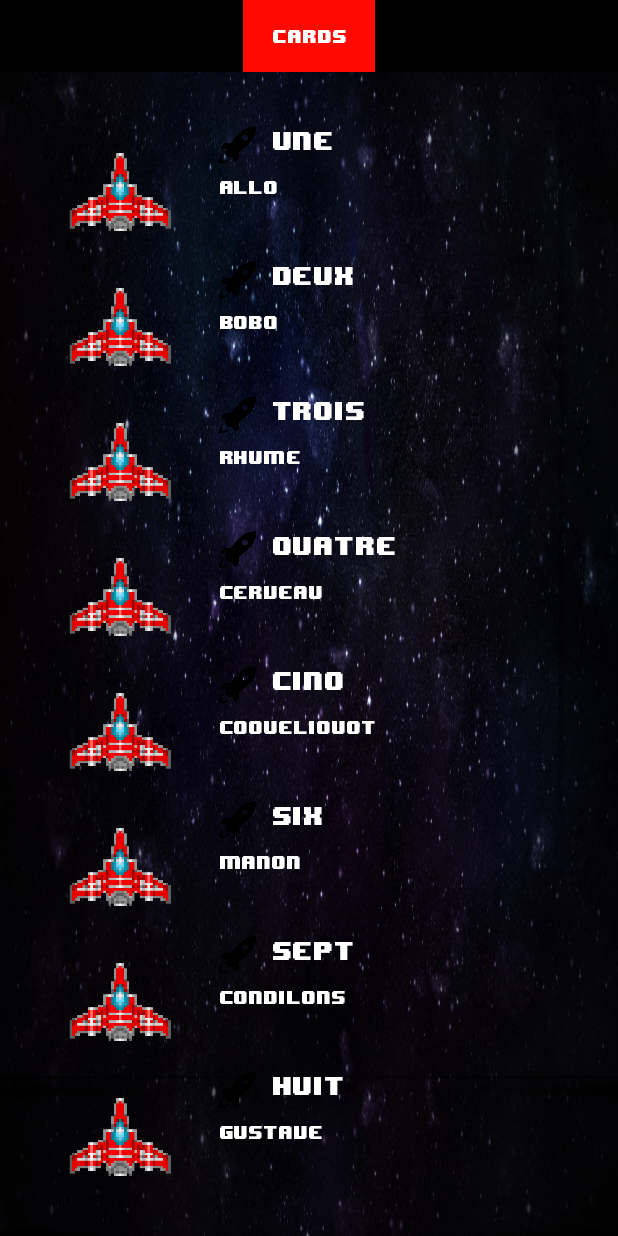
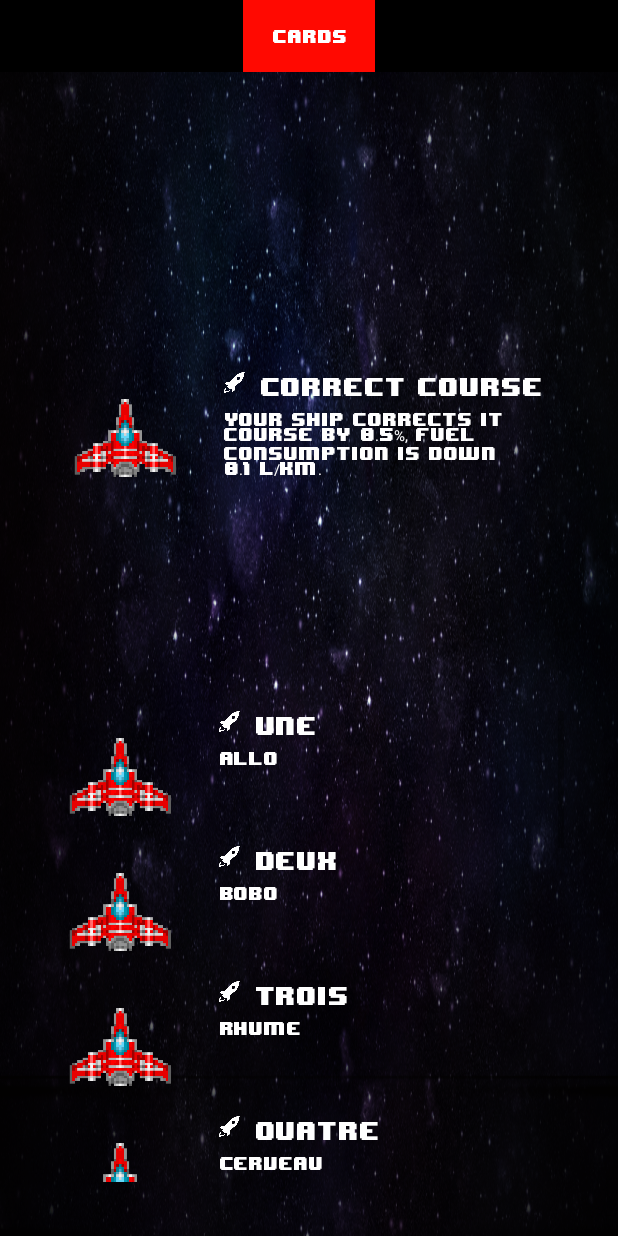
Before and after one commit to patrick-lainesse/planet_jumper, an Android app: the Planete screen opened directly, with no data from a screen before it, after a tap on "CARDS", on a phone screen of 412 x 824 dp. Run offline under Robolectric (Android 15) with nearby library versions, the phone set to English and light mode, and no system bars; 1 statement that could not run was skipped.

Commit message:
Début du nettoyage du code.

```diff
--- a/app/src/main/java/com/example/planet_jumper/FragCartes.kt
+++ b/app/src/main/java/com/example/planet_jumper/FragCartes.kt
@@ -16,14 +16,8 @@ import java.lang.ClassCastException
 
 class FragCartes : Fragment() {
 
-    //private lateinit var linearLayoutManager: LinearLayoutManager
-
-
-    private lateinit var listener: OnCarteSelected
-    // de Galacticon:
+    private lateinit var listener: OnCarteSelected  // nécessaire???
     private var deck: ArrayList<Cartes> = ArrayList()
-
-    // il va falloir créer un deck de cartes????
 
     companion object {
 
@@ -75,61 +69,15 @@ class FragCartes : Fragment() {
 
         val view: View = inflater.inflate(frag_cartes, container, false)
 
-
-        // réponse à la fin ici: https://stackoverflow.com/questions/56152357/how-can-i-fix-the-error-java-lang-illegalstateexception-recyclerview-must-not/56160373
-
-
-
-        //val activity = activity as Context
         val recyclerView = view.findViewById<RecyclerView>(R.id.recycler_cartes)
-        //recyclerView.layoutManager = LinearLayoutManager(activity, LinearLayoutManager.VERTICAL, false)
         recyclerView.layoutManager = LinearLayoutManager(context!!, LinearLayoutManager.VERTICAL, false)
-        //recyclerView.adapter = ListeCartesAdapter(activity)
-        //de Galacticon:
         recyclerView.adapter = RecyclerAdapterCartes(deck)
 
+        return view
 
-        // reste à faire p-e sur Galaction: setScrollListener pour charger des images, et viewItemTouchListener
-        return view
+        // reste à faire p-e sur Galaction: setScrollListener pour charger des images, et viewItemTouchListener ????
     }
 
-
-    /*
-    internal inner class ListeCartesAdapter(context: Context) : RecyclerView.Adapter<ViewHolder>() {
-
-        private val layoutInflater = LayoutInflater.from(context)
-
-????
-        override fun onCreateViewHolder(parent: ViewGroup, viewType: Int): ViewHolder {
-
-            //val recyclerCartesBinding = RecyclerCartesModelBinding.inflate(layoutInflater, viewGroup, false)
-
-            //equivalent: ????
-            //carte.name = "leNom"
-            //view.findViewById<TextView>(R.id.name).setText(programmer.name)
-            //return ViewHolder(recyclerCartesBinding.root, recyclerCartesBinding)
-            return ViewHolder() //????
-        }
-*/
-
-/*        override fun onBindViewHolder(holder: ViewHolder, position: Int) {
-
-            val carte = Cartes() // ??? remplir les infos des cartes à partir de tableau
-            holder.setData(carte)
-            holder.itemView.setOnClickListener {listener.onCarteSelected(carte)}
-        }*/
-
-        //override fun getItemCount() = names.size // ??? voir names plus haut, à implémenter arraylist
-    //}
-
-    /*internal inner class ViewHolder constructor(itemView: View, private val recyclerCartesModelBinding: RecyclerCartesModelBinding) : RecyclerView.ViewHolder(itemView) {
-
-        fun setData(carte: Cartes) {
-            recyclerCartesModelBinding.carte = carte
-        }
-
-    }
-*/
     interface OnCarteSelected {
         fun onCarteSelected(carte: Cartes)
     }
--- a/app/src/main/java/com/example/planet_jumper/Planete.kt
+++ b/app/src/main/java/com/example/planet_jumper/Planete.kt
@@ -11,7 +11,6 @@ import androidx.recyclerview.widget.RecyclerView
 class Planete: AppCompatActivity(), View.OnClickListener {
 
     private lateinit var vaisseau: String
-    private lateinit var linearLayoutManager: LinearLayoutManager
 
     override fun onCreate(savedInstanceState: Bundle?) {
         super.onCreate(savedInstanceState)
@@ -31,14 +30,7 @@ class Planete: AppCompatActivity(), View.OnClickListener {
 
         when (v?.id) {
             R.id.bouton_cartes -> {
-                /*val carte = findViewById<View>(R.id.carte_vaisseau)
-                carte?.visibility = View.VISIBLE*/
-
-                //supportFragmentManager.beginTransaction().replace(R.id.fragment_cartes, FragCartes.newInstance(), FragCartes.TAG).commit()
-
                 val fragCartes: FragCartes = FragCartes.newInstance()
-
-
                 supportFragmentManager
                     .beginTransaction()
                     .add(R.id.frame, fragCartes)
@@ -46,14 +38,5 @@ class Planete: AppCompatActivity(), View.OnClickListener {
                     .commit()
             }
         }
-
-
-        /*val recyclerView = findViewById<RecyclerView>(R.id.recycler_cartes)
-        linearLayoutManager = LinearLayoutManager(this)
-        recyclerView.layoutManager = linearLayoutManager*/
-
-
-        //val recCartes = findViewById<View>(R.id.planete_recycler)
-        //val listeCartes = Array<Cartes>
     }
 }
--- a/app/src/main/java/com/example/planet_jumper/RecyclerAdapterCartes.kt
+++ b/app/src/main/java/com/example/planet_jumper/RecyclerAdapterCartes.kt
@@ -22,17 +22,7 @@ class RecyclerAdapterCartes(private val deck: ArrayList<Cartes>): RecyclerView.A
         return CartesHolder(inflatedView)
     }
 
-
     override fun getItemCount(): Int = deck.size
-
-
-    //val carte: Cartes = deck[position]
-
-
-/*    override fun getItemCount(): Int {
-        listeCartes.size
-    }*/
-
 
     override fun onBindViewHolder(holder: RecyclerAdapterCartes.CartesHolder, position: Int) {
         //var carteHolder = holder as? CartesHolder
@@ -42,9 +32,6 @@ class RecyclerAdapterCartes(private val deck: ArrayList<Cartes>): RecyclerView.A
     }
 
     class CartesHolder(private val view: View): RecyclerView.ViewHolder(view), View.OnClickListener {
-
-        //private var imageView: ImageView = v.carteJeu_image
-        //private val textView: TextView = view.text_view
 
         private var carte: Cartes? = null
 
@@ -62,23 +49,19 @@ class RecyclerAdapterCartes(private val deck: ArrayList<Cartes>): RecyclerView.A
             /*fun setUpView(carte: Cartes) {
                 this.carte = carte
                 view.carteJeu_titre.text = carte.nom*/
-            // à faire: remplir image et description aussi
+            // à faire: remplir image et description aussi  ???
 
 
-            //laCarte?.nom?.let { imageView.setImageResource(it) }        // était resId, pas sûr que ça fonctionne carte.nom pour setImageResource...
-            //textView.text = user?.name
-
+            //laCarte?.nom?.let { imageView.setImageResource(it) }        // était resId, pas sûr que ça fonctionne carte.nom pour setImageResource... ????
         }
 
         override fun onClick(v: View?) {
 
-            //val context = itemView.context
             Toast.makeText(v?.context, "Clic", Toast.LENGTH_LONG).show()
-
 
             //val showCarteIntent = Intent(context, P)
 
-            //itemClickListener?.onItemClick(adapterPosition, v)
+            //itemClickListener?.onItemClick(adapterPosition, v)???
         }
 
     }
--- a/app/src/main/res/drawable/action_icons.xml
+++ b/app/src/main/res/drawable/action_icons.xml
@@ -1,4 +1,4 @@
 <?xml version="1.0" encoding="utf-8"?>
 <bitmap xmlns:android="http://schemas.android.com/apk/res/android"
-    android:src="@drawable/vaisseau1"
+    android:src="@drawable/rocket_icon"
     android:tint="@color/colorPrimary"/>
--- a/app/src/main/res/layout/carte_jeu_item.xml
+++ b/app/src/main/res/layout/carte_jeu_item.xml
@@ -25,14 +25,15 @@
             android:orientation="horizontal">
 
             <androidx.appcompat.widget.AppCompatImageView
-                android:layout_width="25dp"
-                android:layout_height="25dp"
-                android:src="@drawable/rocket_icon"/>
+                android:layout_width="14dp"
+                android:layout_height="14dp"
+                android:src="@drawable/action_icons"/>
 
             <androidx.appcompat.widget.AppCompatTextView
                 android:id="@+id/carteJeu_titre"
                 android:layout_width="wrap_content"
                 android:layout_height="wrap_content"
+                android:gravity="center_vertical"
                 android:paddingTop="2dp"
                 android:paddingLeft="10dp"
                 android:paddingStart="10dp"
--- a/app/src/main/res/layout/planete.xml
+++ b/app/src/main/res/layout/planete.xml
@@ -22,22 +22,18 @@
 
     </androidx.appcompat.widget.LinearLayoutCompat>
 
+    <include
+        layout="@layout/carte_jeu_item"
+        android:id="@+id/carte_vaisseau"
+        android:layout_width="wrap_content"
+        android:layout_height="wrap_content"
+        android:layout_gravity="center_horizontal"
+        android:layout_marginTop="200dp"
+        android:layout_marginBottom="100dp"/>
 
     <FrameLayout
         android:id="@+id/frame"
         android:layout_width="match_parent"
         android:layout_height="match_parent"/>
 
-
-<!--
-    <include
-        layout="@layout/carte_jeu"
-        android:id="@+id/carte_vaisseau"
-        android:layout_width="wrap_content"
-        android:layout_height="wrap_content"
-        android:layout_gravity="center_horizontal"
-        android:layout_marginTop="200dp"
-        android:visibility="gone"/>
--->
-
 </androidx.appcompat.widget.LinearLayoutCompat>
```
